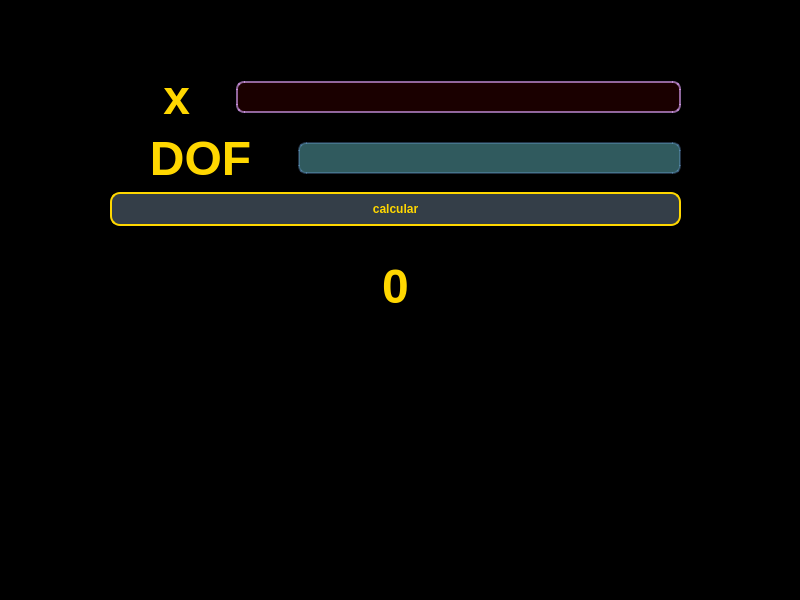
lissania7-png/Lissania, file gui/ventana_psp2.ui: the form before one commit.
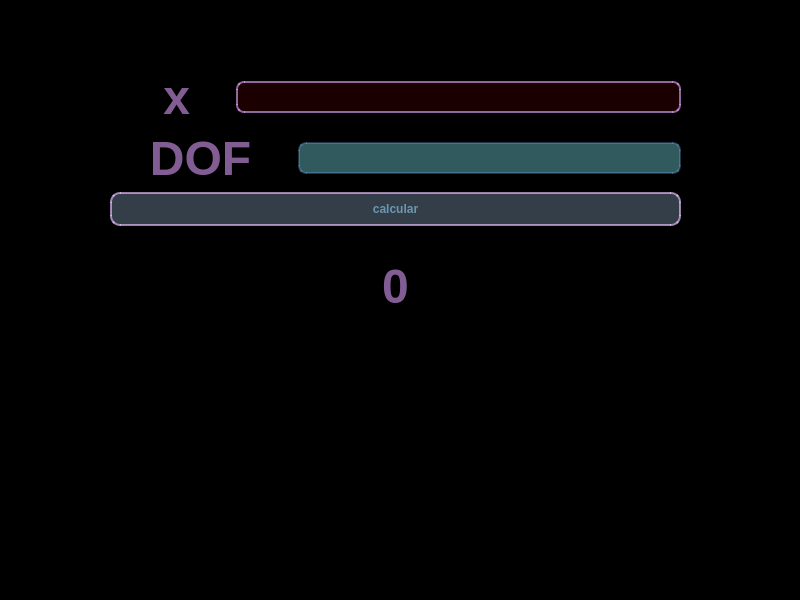
The form after the commit.

```diff
--- a/gui/ventana_psp2.ui
+++ b/gui/ventana_psp2.ui
@@ -20,7 +20,7 @@
 
 /* QLabel */
 QLabel {
-    color: #FFD700;
+    color: #94dfa1ff;
     font-weight: bold;
     font-size: 36pt;
 }
@@ -28,8 +28,8 @@
 /* Botones gaming */
 QPushButton {
     background-color: #48b9dbff;
-    color: #FFD700;
-    border: 2px solid #FFD700;
+    color: #9293d8ff;
+    border: 2px solid #a9e9c1ff;
     border-radius: 10px;
     padding: 8px 16px;
     font-weight: bold;
@@ -37,12 +37,12 @@
 /* QLineEdit estilo gaming */
 QLineEdit {
     background-color: #5e81f5ff; /* negro con tono rojizo */
-    color: #FFD700; /* texto dorado */
+    color: #c0e0c7ff; /* texto dorado */
     border: 2px solid #477dbbff; /* rojo oscuro */
     border-radius: 8px;
     padding: 6px;
     selection-background-color: #6cdaa3ff; /* cuando seleccionas texto */
-    selection-color: #FFD700;
+    selection-color: #fdc8f6ff;
 }
 
 /* Cuando el usuario hace clic */
```
Left out of the diff: 20 changed lines with no effect on the pictures.
